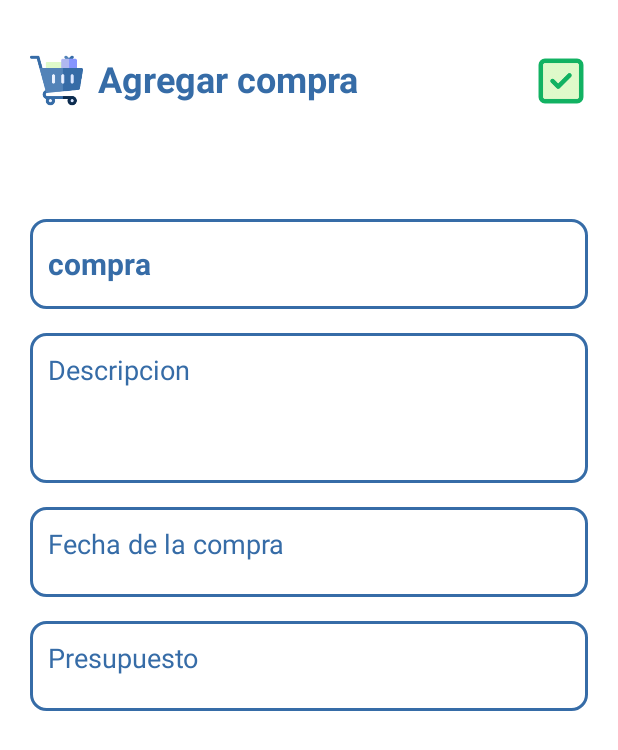
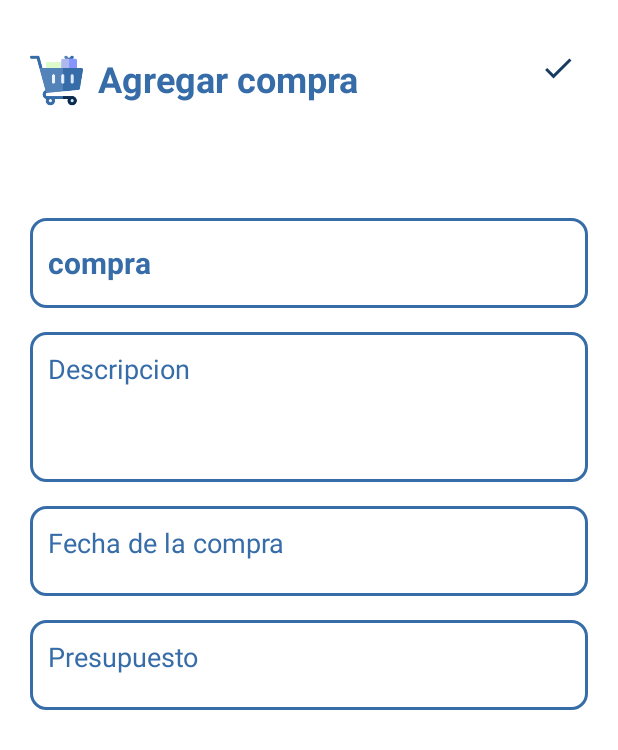
Before and after one commit to adonay-rv/PersonalCosts, an Android app: the Compra screen opened directly, with no data from a screen before it, on a phone screen of 412 x 824 dp. Shown: the top 750 px of the screen. Run offline under Robolectric (Android 15) with nearby library versions, the phone set to English and light mode, and no system bars.

Commit message:
Cambie el icono de guardar de activity_compra.xml -Johana

```diff
--- a/app/src/main/res/layout/activity_categoria.xml
+++ b/app/src/main/res/layout/activity_categoria.xml
@@ -31,8 +31,7 @@
             android:layout_alignParentEnd="true"
             android:layout_centerVertical="true"
             android:layout_alignTop="@id/page_title"
-            android:background="?attr/selectableItemBackgroundBorderless"
-            />
+            android:background="?attr/selectableItemBackgroundBorderless" />
     </RelativeLayout>
 
     <LinearLayout
--- a/app/src/main/res/layout/activity_compra.xml
+++ b/app/src/main/res/layout/activity_compra.xml
@@ -31,15 +31,13 @@
             android:textSize="24sp"/>
 
         <ImageButton
+            android:layout_width="40dp"
+            android:layout_height="40dp"
             android:id="@+id/save_compra"
-            android:layout_width="36dp"
-            android:layout_height="36dp"
-            android:layout_alignTop="@+id/tiulo_compras"
+            android:src="@drawable/baseline_done_24"
             android:layout_alignParentEnd="true"
             android:layout_centerVertical="true"
-            android:background="?attr/selectableItemBackgroundBorderless"
-            android:scaleType="centerInside"
-            android:src="@drawable/check_box" />
+            android:background="?attr/selectableItemBackgroundBorderless" />
     </RelativeLayout>
 
     <LinearLayout
```
